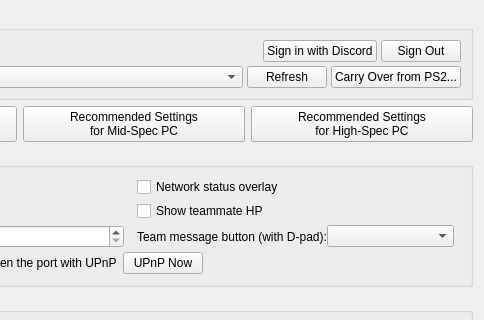
Before: the Qt Designer form pcsx2-qt/Settings/ZdxsvSettingsWidget.ui in inada-s/pcsx2, drawn with Qt 5; both pictures show x 216 to 700 and y 0 to 320 of the 700 by 460 pixel window.
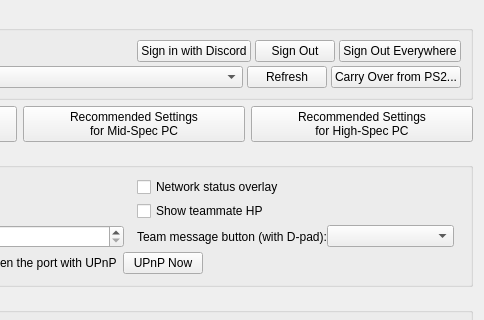
After: the same form once the commit is applied.

Commit message: zdxsv Settings: Sign Out Everywhere revokes the tokens of every PC of the Discord account

Diff of the .ui file:
```diff
--- a/pcsx2-qt/Settings/ZdxsvSettingsWidget.ui
+++ b/pcsx2-qt/Settings/ZdxsvSettingsWidget.ui
@@ -55,6 +55,13 @@
           </property>
          </widget>
         </item>
+        <item>
+         <widget class="QPushButton" name="zdxsvSignOutAll">
+          <property name="text">
+           <string>Sign Out Everywhere</string>
+          </property>
+         </widget>
+        </item>
        </layout>
       </item>
       <item>
```
The commit also changes 11 other files.
